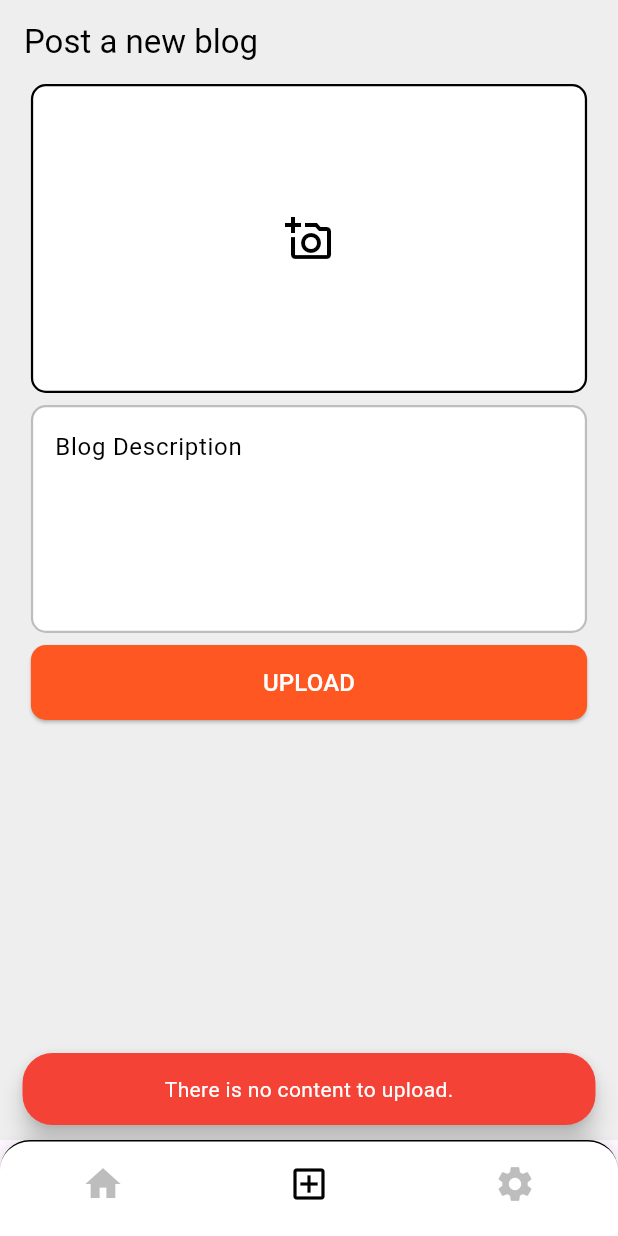
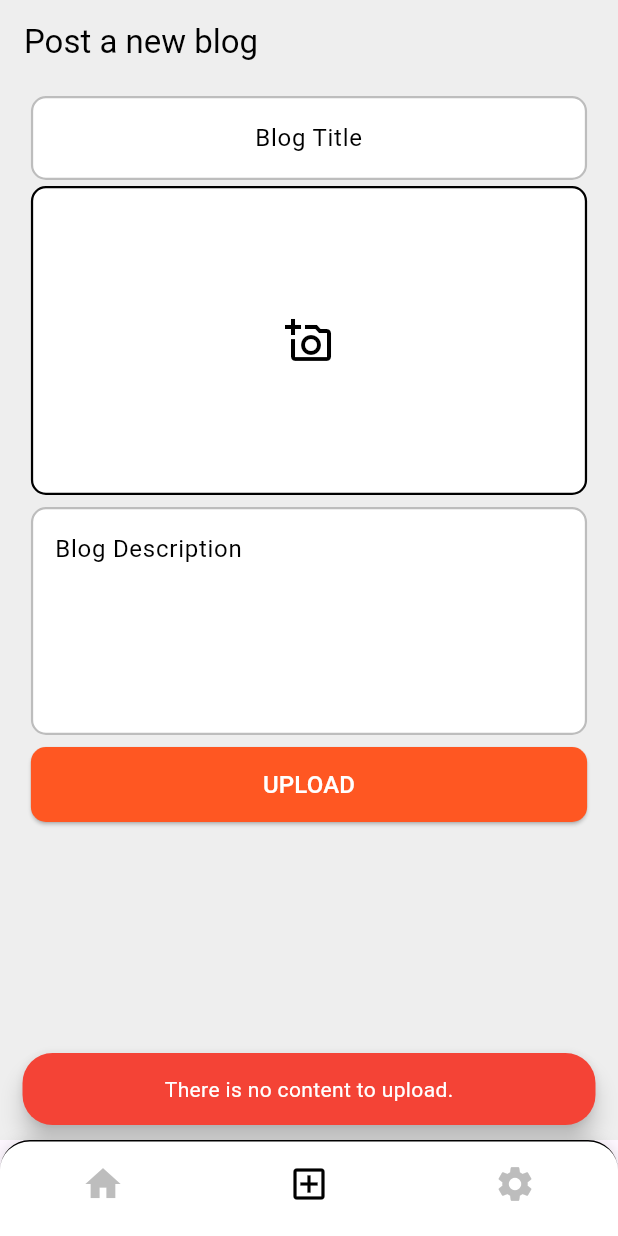
Before and after one commit to muhammadXainAhmad/blog_app_firebase_flutter, a Flutter app: the screen it shows once a user with an empty profile is signed in, item 2 of the bottom bar chosen, after a tap on "UPLOAD", on a phone screen of 412 x 824 dp. Run offline on Flutter 3.47's test engine with Material 3 defaults, Android fonts, the phone set to English and light mode, and no system bars; our stand-ins replace cloud_firestore, firebase_auth, firebase_core, flutter_dotenv, image_picker; accounts and stored records are empty.

Commit message:
added blogTitle and fetching data from firestore

```diff
--- a/lib/Views/add_blog.dart
+++ b/lib/Views/add_blog.dart
@@ -15,17 +15,20 @@ class AddBlogPage extends StatefulWidget {
 
 class _AddBlogPageState extends State<AddBlogPage> {
   late final TextEditingController blogController;
+  late final TextEditingController titleController;
   final _auth = FirebaseAuth.instance;
 
   @override
   void initState() {
     super.initState();
     blogController = TextEditingController();
+    titleController = TextEditingController();
   }
 
   @override
   void dispose() {
     blogController.dispose();
+    titleController.dispose();
     super.dispose();
   }
 
@@ -47,6 +50,26 @@ class _AddBlogPageState extends State<AddBlogPage> {
           child: Column(
             mainAxisAlignment: MainAxisAlignment.start,
             children: [
+              Padding(
+                padding: const EdgeInsets.only(top: 8, bottom: 4),
+                child: SizedBox(
+                  width: screenW * 0.9,
+                  child: TextField(
+                    textAlign: TextAlign.center,
+                    controller: titleController,
+                    keyboardType: TextInputType.multiline,
+                    textCapitalization: TextCapitalization.sentences,
+                    decoration: InputDecoration(
+                      filled: true,
+                      fillColor: whiteClr,
+                      enabledBorder: eBorder,
+                      focusedBorder: fBorder,
+                      hintText: "Blog Title",
+                      hintStyle: TextStyle(color: blackClr, fontSize: 16),
+                    ),
+                  ),
+                ),
+              ),
               GestureDetector(
                 onTap: () async {
                   showImageDialog(context);
@@ -112,10 +135,12 @@ class _AddBlogPageState extends State<AddBlogPage> {
                     await FirestoreMethods().postBlog(
                       context,
                       _auth.currentUser!.uid,
+                      titleController.text.trim(),
                       blogController.text.trim(),
                     );
                     loadingProvider.updateIsLoading(false);
                     blogController.clear();
+                    titleController.clear();
                     if (context.mounted) {
                       context.read<UiStateProvider>().showImage(null);
                     }
--- a/lib/Views/home.dart
+++ b/lib/Views/home.dart
@@ -1,5 +1,7 @@
+import 'package:blog_app_firebase/Views/blog_container.dart';
 import 'package:blog_app_firebase/methods/auth_methods.dart';
 import 'package:blog_app_firebase/utils/constants.dart';
+import 'package:cloud_firestore/cloud_firestore.dart';
 import 'package:flutter/material.dart';
 
 class HomePage extends StatelessWidget {
@@ -7,8 +9,6 @@ class HomePage extends StatelessWidget {
 
   @override
   Widget build(BuildContext context) {
-    final screenW = MediaQuery.sizeOf(context).width;
-    final screenH = MediaQuery.sizeOf(context).height;
     return Scaffold(
       backgroundColor: bgClr,
       appBar: AppBar(
@@ -22,112 +22,25 @@ class HomePage extends StatelessWidget {
           ),
         ],
       ),
-      body: Center(
-        child: Column(
-          children: [
-            Expanded(
-              child: ListView.builder(
-                itemCount: 5,
-                itemBuilder: (context, index) {
-                  return Align(
-                    alignment: Alignment.center,
-                    child: Padding(
-                      padding: const EdgeInsets.only(top: 8, bottom: 8),
-                      child: Container(
-                        width: screenW * 0.9,
-                        height: screenH * 0.25,
-                        decoration: BoxDecoration(
-                          color: whiteClr,
-                          borderRadius: BorderRadius.circular(10),
-                          border: Border.all(color: blackClr),
-                        ),
-                        child: Column(
-                          children: [
-                            Align(
-                              alignment: Alignment.centerLeft,
-                              child: Padding(
-                                padding: const EdgeInsets.only(
-                                  left: 18,
-                                  right: 18,
-                                  top: 8,
-                                  bottom: 8,
-                                ),
-                                child: Text(
-                                  "Title",
-                                  style: TextStyle(
-                                    color: blackClr,
-                                    fontSize: 16,
-                                    fontWeight: FontWeight.bold,
-                                  ),
-                                ),
-                              ),
-                            ),
-                            Padding(
-                              padding: const EdgeInsets.only(
-                                left: 18,
-                                right: 18,
-                              ),
-                              child: Row(
-                                mainAxisAlignment:
-                                    MainAxisAlignment.spaceBetween,
-                                children: [
-                                  Row(
-                                    children: [
-                                      Icon(Icons.person),
-                                      Text(
-                                        "Full Name",
-                                        style: TextStyle(
-                                          color: blackClr,
-                                          fontSize: 14,
-                                        ),
-                                      ),
-                                    ],
-                                  ),
-                                  Text(
-                                    "June 25, 2025",
-                                    style: TextStyle(
-                                      color: blackClr,
-                                      fontSize: 14,
-                                    ),
-                                  ),
-                                ],
-                              ),
-                            ),
-                            Divider(color: blackClr, indent: 20, endIndent: 20),
-                            Padding(
-                              padding: const EdgeInsets.only(
-                                left: 18,
-                                right: 18,
-                                bottom: 8,
-                              ),
-                              child: Text(
-                                "Lorem ipsum dolor sit amet, consectetur adipiscing elit. Quisque vel justo nec urna fermentum eleifend.",
-                              ),
-                            ),
-                            ElevatedButton(
-                              style: ElevatedButton.styleFrom(
-                                backgroundColor: primaryClr,
-                                minimumSize: Size(screenW * 0.85, 50),
-                                shape: RoundedRectangleBorder(
-                                  borderRadius: BorderRadius.circular(10),
-                                ),
-                              ),
-                              onPressed: () {},
-                              child: Text(
-                                "Read more",
-                                style: TextStyle(color: whiteClr, fontSize: 14),
-                              ),
-                            ),
-                          ],
-                        ),
-                      ),
-                    ),
-                  );
-                },
-              ),
-            ),
-          ],
-        ),
+      body: StreamBuilder(
+        stream:
+            FirebaseFirestore.instance
+                .collection("blogs")
+                .orderBy("postedAt", descending: true)
+                .snapshots(),
+        builder: (context, snapshot) {
+          if (snapshot.connectionState == ConnectionState.waiting) {
+            return Center(
+              child: CircularProgressIndicator(color: whiteClr, strokeWidth: 2),
+            );
+          }
+          return ListView.builder(
+            itemCount: snapshot.data!.docs.length,
+            itemBuilder: (context, index) {
+              return BlogContainer(snap: snapshot.data!.docs[index].data());
+            },
+          );
+        },
       ),
     );
   }
--- a/lib/methods/firestore_methods.dart
+++ b/lib/methods/firestore_methods.dart
@@ -8,6 +8,7 @@ class FirestoreMethods {
   Future<void> postBlog(
     BuildContext context,
     String uid,
+    String blogTitle,
     String blogContent,
     // String blogImage,
   ) async {
@@ -21,6 +22,7 @@ class FirestoreMethods {
         BlogModel blogModel = BlogModel(
           uid: uid,
           blogId: blogId,
+          blogTitle: blogTitle,
           name: name,
           blogContent: blogContent,
           postedAt: DateTime.now(),
--- a/lib/models/blogs.dart
+++ b/lib/models/blogs.dart
@@ -1,6 +1,7 @@
 class BlogModel {
   final String uid;
   final String blogId;
+  final String blogTitle;
   final String name;
   final String blogContent;
   final String? blogImage;
@@ -9,6 +10,7 @@ class BlogModel {
   BlogModel({
     required this.uid,
     required this.blogId,
+    required this.blogTitle,
     required this.name,
     required this.blogContent,
     this.blogImage,
@@ -18,6 +20,7 @@ class BlogModel {
   Map<String, dynamic> toMap() => {
     "uid": uid,
     "blogId": blogId,
+    "blogTitle":blogTitle,
     "name": name,
     "blogContent": blogContent,
     "blogImage": blogImage,
--- a/pubspec.yaml
+++ b/pubspec.yaml
@@ -36,6 +36,7 @@ dependencies:
     sdk: flutter
   flutter_dotenv: ^5.2.1
   image_picker: ^1.2.0
+  intl: ^0.20.2
   provider: ^6.1.5+1
   uuid: ^4.5.1
 
```
Also changed, not shown: lib/Views/blog_container.dart (added, +103 -0 lines), pubspec.lock.
